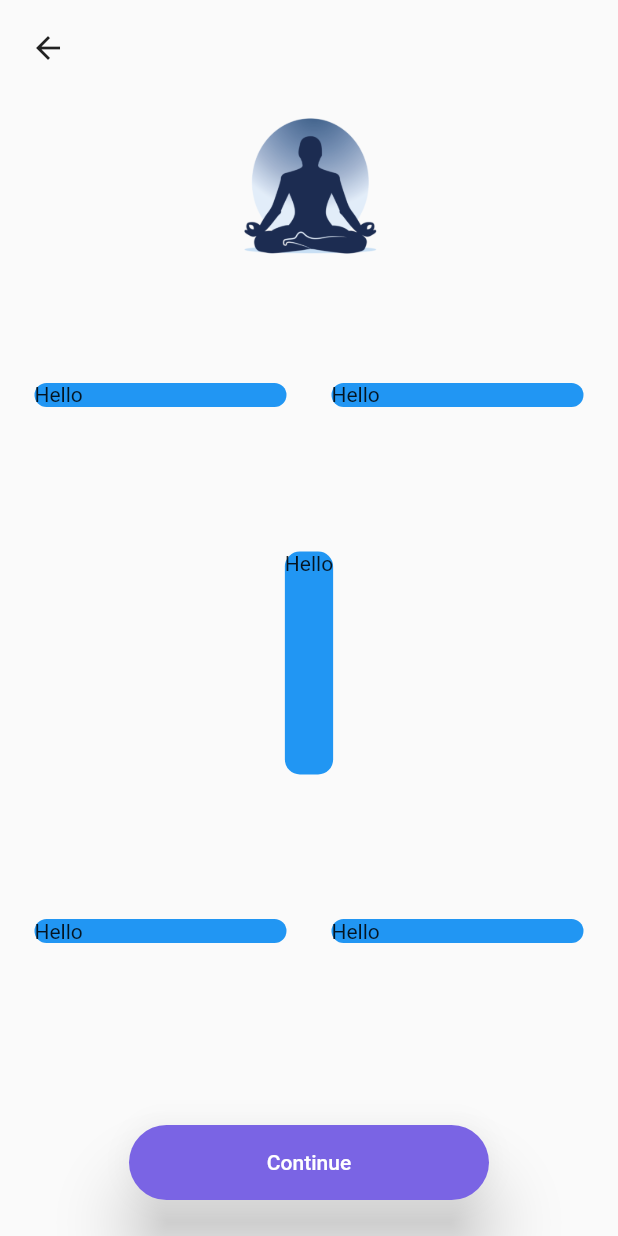
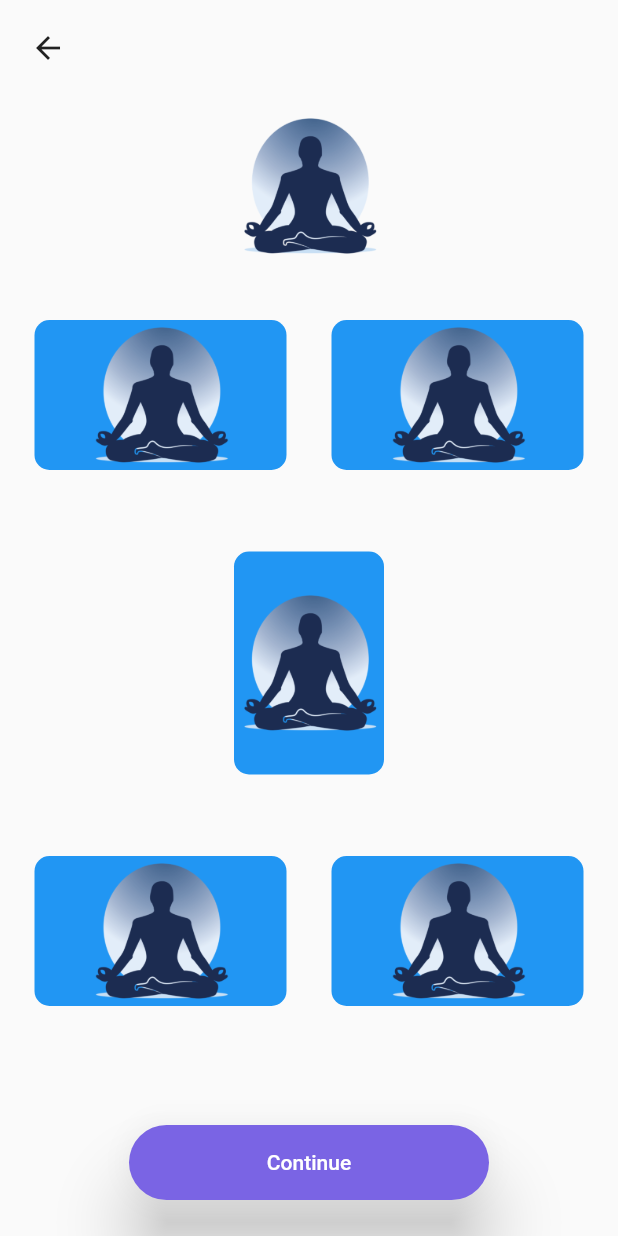
Before and after one commit to rks369/Swastha, a Flutter app: the ParameterDetail screen opened by its route, on a phone screen of 412 x 824 dp. Run offline on Flutter 3.47's test engine with Material 2 defaults, Android fonts, the phone set to English and light mode, and no system bars.

Commit message:
UserCard checking on the parameter page2.0

```diff
--- a/lib/widgets/card.dart
+++ b/lib/widgets/card.dart
@@ -10,7 +10,12 @@ class UserCard extends StatelessWidget {
     return GestureDetector(
       onTap: (){},
       child: Container(
-        child: Text("Hello"),
+        child: Container(
+          child: Image.asset(
+            'assets/images/logo.png',
+            width: 100,
+            height: 100,),
+        ),
         margin: EdgeInsets.all(15.0),
         decoration: BoxDecoration(
           color: Colors.blue,
```
